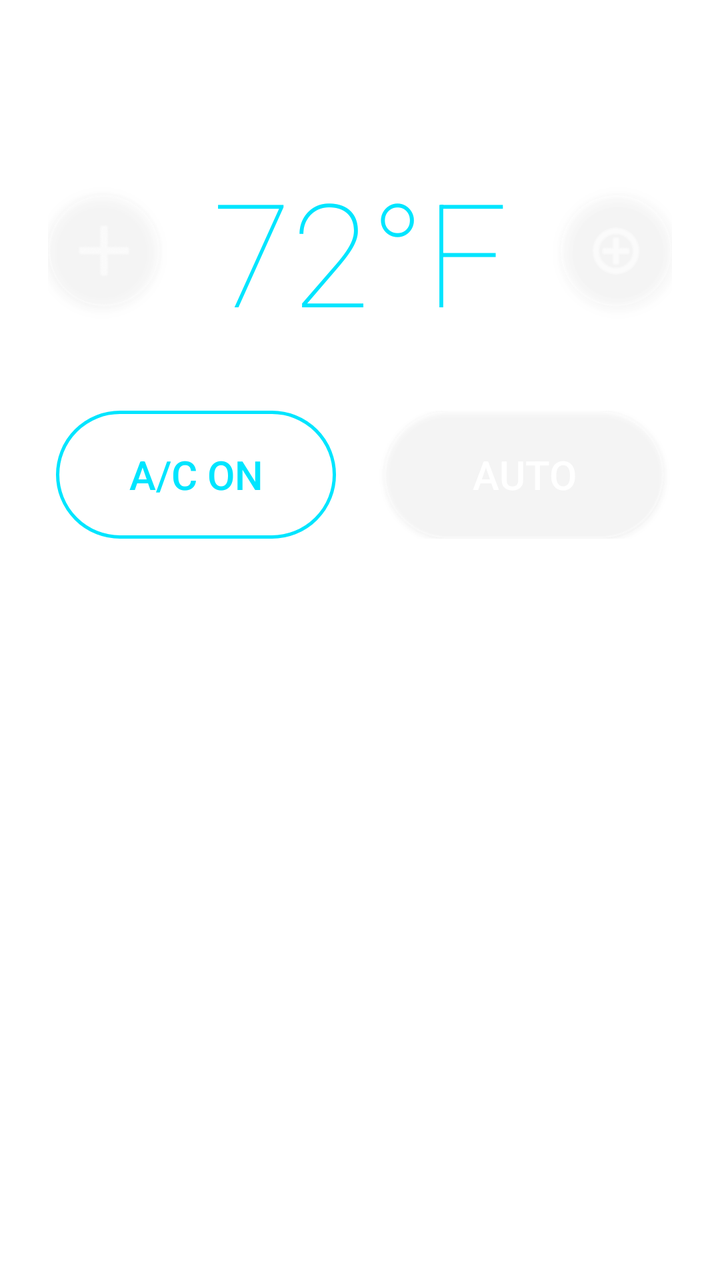
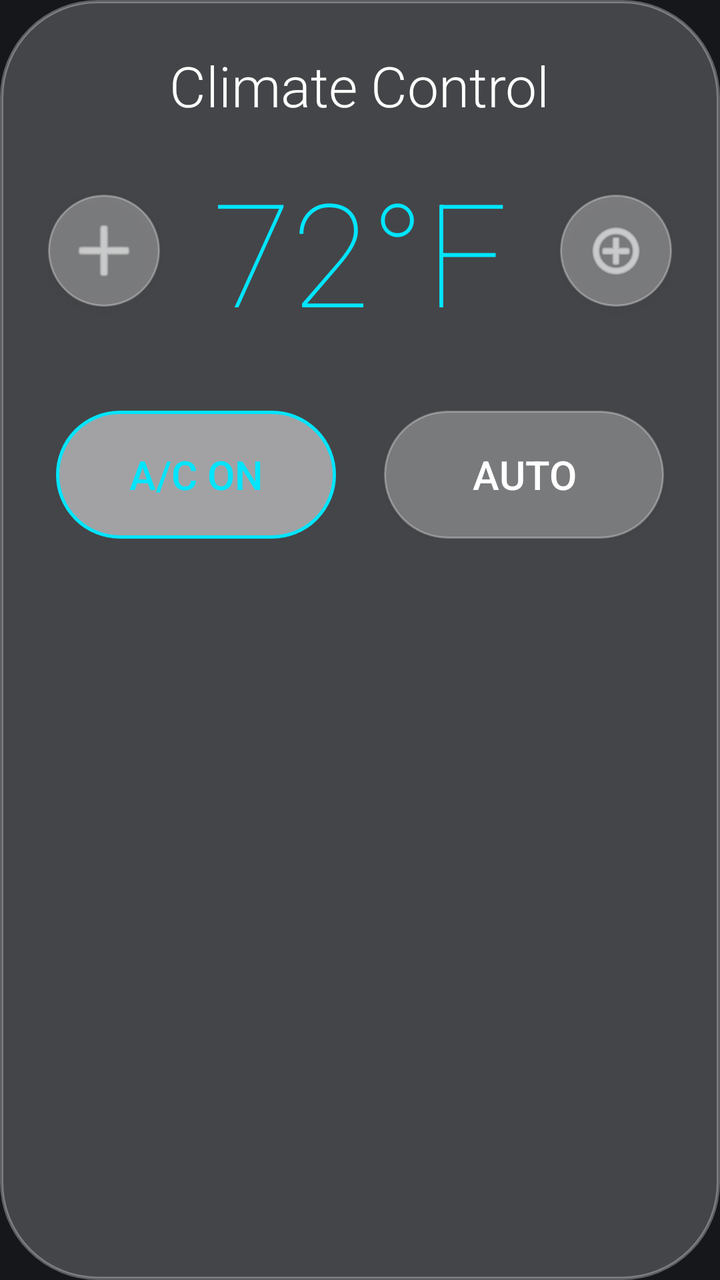

An Android layout rendered at two revisions. The XML below is the earlier revision; the diff shows what the commit changed to produce the second picture.
<!-- AndroidManifest.xml: application theme Theme.MockWidgets -->
<!-- res/layout/climate_widget.xml -->
<?xml version="1.0" encoding="utf-8"?>
<FrameLayout xmlns:android="http://schemas.android.com/apk/res/android"
    android:id="@+id/root_view"
    android:layout_width="match_parent"
    android:layout_height="match_parent"
    android:background="@android:color/transparent">

    <LinearLayout
        android:layout_width="match_parent"
        android:layout_height="match_parent"
        android:orientation="vertical"
        android:background="@drawable/glass_panel"
        android:padding="24dp"
        android:gravity="center_horizontal">

        
        <TextView
            android:layout_width="wrap_content"
            android:layout_height="wrap_content"
            android:text="Climate Control"
            android:textColor="@color/glass_text_primary"
            android:textSize="28sp"
            android:fontFamily="sans-serif-light"
            android:layout_marginBottom="16dp"/>

        
        <LinearLayout
            android:layout_width="match_parent"
            android:layout_height="wrap_content"
            android:orientation="horizontal"
            android:gravity="center">

            <ImageButton
                android:id="@+id/btn_temp_down"
                android:layout_width="56dp"
                android:layout_height="56dp"
                android:background="@drawable/glass_button_ripple"
                android:src="@android:drawable/ic_menu_close_clear_cancel"
                android:rotation="45"
                android:tint="@color/glass_text_primary"
                android:elevation="4dp"/>

            <TextView
                android:id="@+id/txt_temperature"
                android:layout_width="0dp"
                android:layout_height="wrap_content"
                android:layout_weight="1"
                android:gravity="center"
                android:text="72°F"
                android:textColor="@color/glass_accent"
                android:textSize="72sp"
                android:fontFamily="sans-serif-thin"
                android:layout_marginLeft="8dp"
                android:layout_marginRight="8dp"/>

            <ImageButton
                android:id="@+id/btn_temp_up"
                android:layout_width="56dp"
                android:layout_height="56dp"
                android:background="@drawable/glass_button_ripple"
                android:src="@android:drawable/ic_menu_add"
                android:tint="@color/glass_text_primary"
                android:elevation="4dp"/>
        </LinearLayout>

        
        <LinearLayout
            android:layout_width="match_parent"
            android:layout_height="wrap_content"
            android:orientation="horizontal"
            android:gravity="center"
            android:layout_marginTop="32dp">

            <Button
                android:id="@+id/btn_ac_toggle"
                android:layout_width="140dp"
                android:layout_height="64dp"
                android:text="A/C ON"
                android:textSize="20sp"
                android:background="@drawable/glass_button_active_bg"
                android:textColor="@color/glass_accent"
                android:fontFamily="sans-serif-medium"
                android:layout_marginRight="24dp"/>

            <Button
                android:id="@+id/btn_auto_toggle"
                android:layout_width="140dp"
                android:layout_height="64dp"
                android:text="AUTO"
                android:textSize="20sp"
                android:background="@drawable/glass_button_ripple"
                android:textColor="@color/glass_text_primary"
                android:fontFamily="sans-serif-medium"/>
        </LinearLayout>
    </LinearLayout>
</FrameLayout>
<!-- resources referenced by this layout -->
<resources>
  <color name="glass_accent">#00E5FF</color>
  <color name="glass_text_primary">#FFFFFF</color>
  <!-- drawable glass_button_active_bg (drawable) -->
  <?xml version="1.0" encoding="utf-8"?>
  <shape xmlns:android="http://schemas.android.com/apk/res/android"
      android:shape="rectangle">
      <solid android:color="@color/glass_button_active_bg"/>
      <corners android:radius="100dp"/>
      <stroke android:width="1.5dp" android:color="@color/glass_accent"/>
  </shape>
  <!-- drawable glass_button_ripple (drawable) -->
  <?xml version="1.0" encoding="utf-8"?>
  <ripple xmlns:android="http://schemas.android.com/apk/res/android"
      android:color="?android:attr/colorControlHighlight">
      <item android:id="@android:id/mask" android:drawable="@drawable/glass_button_bg" />
      <item android:drawable="@drawable/glass_button_bg" />
  </ripple>
  <!-- drawable glass_panel (drawable) -->
  <?xml version="1.0" encoding="utf-8"?>
  <shape xmlns:android="http://schemas.android.com/apk/res/android"
      android:shape="rectangle">
      <solid android:color="@color/glass_panel_bg" />
      <corners android:radius="48dp" />
      <stroke
          android:width="1.5dp"
          android:color="@color/glass_panel_border" />
  </shape>
  <style name="Theme.MockWidgets" parent="@android:style/Theme.DeviceDefault.NoActionBar">
          <item name="android:windowBackground">@android:color/transparent</item>
          <item name="android:windowIsTranslucent">true</item>
          <item name="android:windowNoTitle">true</item>
          <item name="android:backgroundDimEnabled">false</item>
      </style>
  <color name="glass_button_active_bg">#80FFFFFF</color>
  <!-- drawable glass_button_bg (drawable) -->
  <?xml version="1.0" encoding="utf-8"?>
  <shape xmlns:android="http://schemas.android.com/apk/res/android"
      android:shape="rectangle">
      <solid android:color="@color/glass_button_bg"/>
      <corners android:radius="100dp"/>
      <stroke android:width="1dp" android:color="@color/glass_panel_border"/>
  </shape>
  <color name="glass_panel_bg">#33FFFFFF</color>
  <color name="glass_panel_border">#4DFFFFFF</color>
  <color name="glass_button_bg">#4DFFFFFF</color>
</resources>

<!-- the commit's change to res/layout/climate_widget.xml (unified diff, before → after) -->
@@ -3,7 +3,7 @@
     android:id="@+id/root_view"
     android:layout_width="match_parent"
     android:layout_height="match_parent"
-    android:background="@android:color/transparent">
+    android:background="#15171A">
 
     <LinearLayout
         android:layout_width="match_parent"
